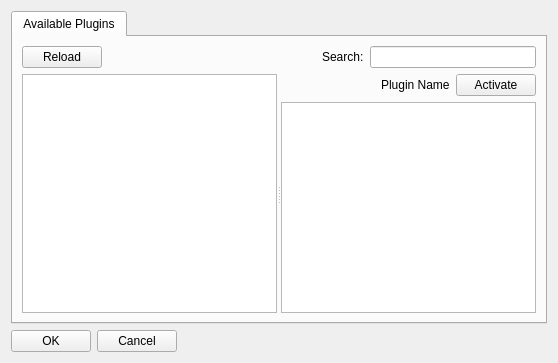
Above: src/frame_work/qt/pluginlist.ui from samiavasil/temporary before the change. Below: the same form after it.
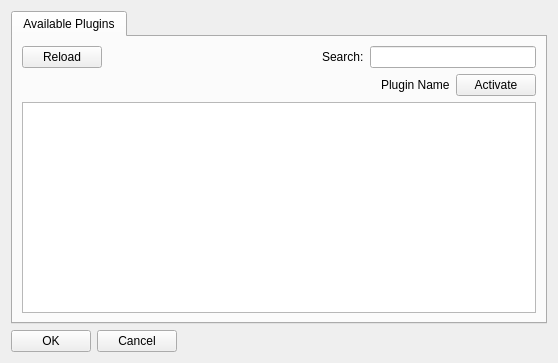
That is the form after the change.

Commit message: Start PluginList changes - not finished yed!!!

Patch:
```diff
--- a/src/frame_work/qt/pluginlist.ui
+++ b/src/frame_work/qt/pluginlist.ui
@@ -74,56 +74,6 @@
              <property name="orientation">
               <enum>Qt::Horizontal</enum>
              </property>
-             <widget class="QTableWidget" name="availablePlugins">
-              <property name="frameShape">
-               <enum>QFrame::StyledPanel</enum>
-              </property>
-              <property name="frameShadow">
-               <enum>QFrame::Raised</enum>
-              </property>
-              <property name="selectionBehavior">
-               <enum>QAbstractItemView::SelectRows</enum>
-              </property>
-              <property name="iconSize">
-               <size>
-                <width>22</width>
-                <height>22</height>
-               </size>
-              </property>
-              <property name="showGrid">
-               <bool>true</bool>
-              </property>
-              <property name="gridStyle">
-               <enum>Qt::SolidLine</enum>
-              </property>
-              <property name="wordWrap">
-               <bool>true</bool>
-              </property>
-              <property name="cornerButtonEnabled">
-               <bool>true</bool>
-              </property>
-              <attribute name="horizontalHeaderVisible">
-               <bool>false</bool>
-              </attribute>
-              <attribute name="horizontalHeaderCascadingSectionResizes">
-               <bool>false</bool>
-              </attribute>
-              <attribute name="horizontalHeaderHighlightSections">
-               <bool>true</bool>
-              </attribute>
-              <attribute name="horizontalHeaderShowSortIndicator" stdset="0">
-               <bool>false</bool>
-              </attribute>
-              <attribute name="horizontalHeaderStretchLastSection">
-               <bool>true</bool>
-              </attribute>
-              <attribute name="verticalHeaderVisible">
-               <bool>false</bool>
-              </attribute>
-              <attribute name="verticalHeaderHighlightSections">
-               <bool>true</bool>
-              </attribute>
-             </widget>
              <widget class="QWidget" name="layoutWidget">
               <layout class="QVBoxLayout" name="verticalLayout_2">
                <item>
```
The commit also changes 10 other files.
